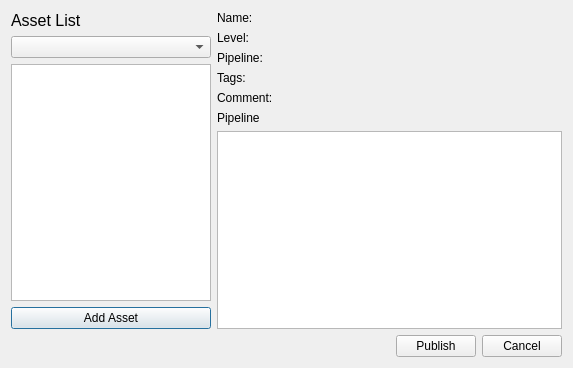
Old version of the form BlenderAddon/exportWizard_GUI.ui in the repository tkideneb1999/GameAssetPipelineProgram.
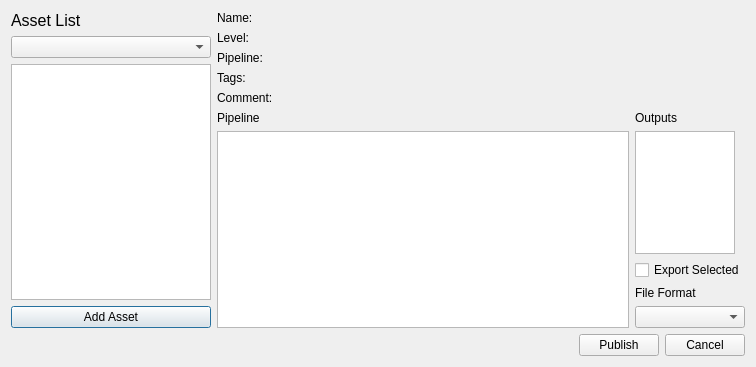
New version of the form.

Commit message: finished publish function, assets can be exported in fbx, added more functionality to asset and pipeline classes, finished program registration

What changed in the file:
```diff
--- a/BlenderAddon/exportWizard_GUI.ui
+++ b/BlenderAddon/exportWizard_GUI.ui
@@ -6,8 +6,8 @@
    <rect>
     <x>0</x>
     <y>0</y>
-    <width>573</width>
-    <height>368</height>
+    <width>756</width>
+    <height>367</height>
    </rect>
   </property>
   <property name="windowTitle">
@@ -183,6 +183,19 @@
         </layout>
        </item>
        <item>
+        <layout class="QHBoxLayout" name="pipeline_outputs_layout">
+         <property name="topMargin">
+          <number>0</number>
+         </property>
+         <property name="rightMargin">
+          <number>0</number>
+         </property>
+         <item>
+          <layout class="QVBoxLayout" name="pipeline_layout">
+           <property name="topMargin">
+            <number>0</number>
+           </property>
+           <item>
         <widget class="QLabel" name="label">
          <property name="text">
           <string>Pipeline</string>
@@ -195,6 +208,57 @@
           <enum>QListView::LeftToRight</enum>
          </property>
         </widget>
+           </item>
+          </layout>
+         </item>
+         <item>
+          <layout class="QVBoxLayout" name="verticalLayout">
+           <property name="leftMargin">
+            <number>0</number>
+           </property>
+           <item>
+            <widget class="QLabel" name="outputs_label">
+             <property name="text">
+              <string>Outputs</string>
+             </property>
+            </widget>
+           </item>
+           <item>
+            <widget class="QListWidget" name="outputs_list">
+             <property name="sizePolicy">
+              <sizepolicy hsizetype="Fixed" vsizetype="Expanding">
+               <horstretch>0</horstretch>
+               <verstretch>0</verstretch>
+              </sizepolicy>
+             </property>
+             <property name="maximumSize">
+              <size>
+               <width>100</width>
+               <height>16777215</height>
+              </size>
+             </property>
+            </widget>
+           </item>
+           <item>
+            <widget class="QCheckBox" name="export_selected_checkbox">
+             <property name="text">
+              <string>Export Selected</string>
+             </property>
+            </widget>
+           </item>
+           <item>
+            <widget class="QLabel" name="file_format_label">
+             <property name="text">
+              <string>File Format</string>
+             </property>
+            </widget>
+           </item>
+           <item>
+            <widget class="QComboBox" name="file_format_combobox"/>
+           </item>
+          </layout>
+         </item>
+        </layout>
        </item>
       </layout>
      </item>
```
Lines whose indentation alone changed are shown as unchanged. The commit also changes 10 other files.
